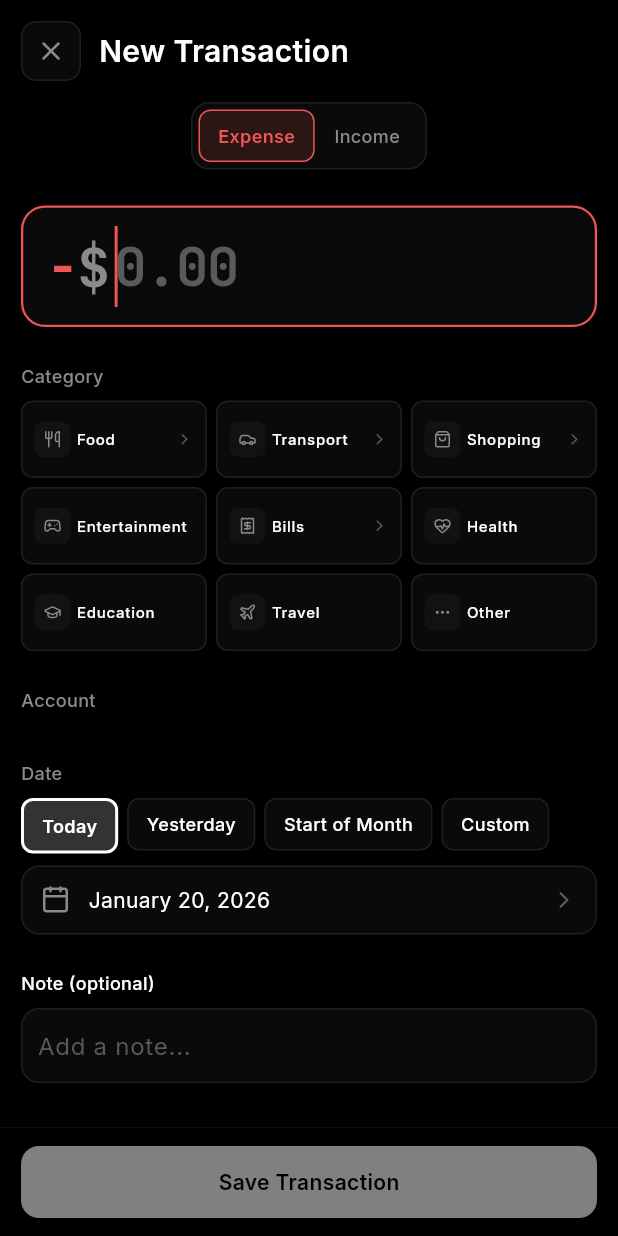
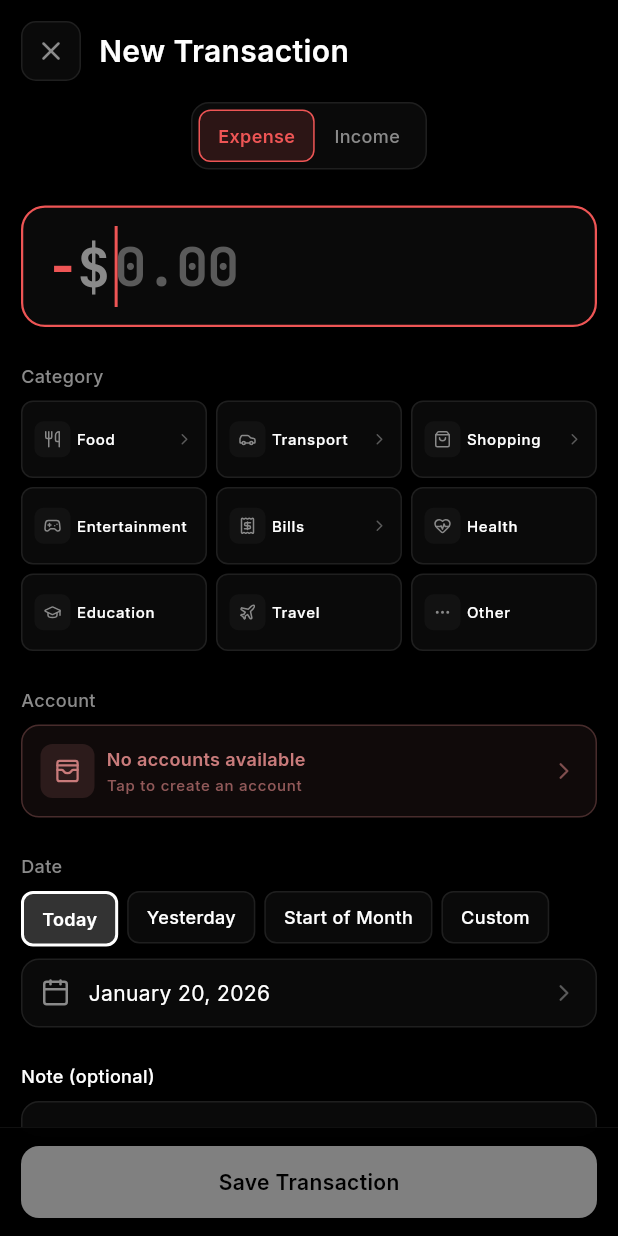
Before and after one commit to dy-sh/Cachium, a Flutter app: the TransactionFormScreen screen opened by its route, on a phone screen of 412 x 824 dp. Run offline on Flutter 3.47's test engine with Material 3 defaults, Android fonts, the phone set to English and light mode, and no system bars; our stand-ins replace drift, drift_flutter, flutter_riverpod, freezed_annotation, go_router, google_fonts and 1 more; missing offline and left inert: cryptography; accounts and stored records are empty; generated files the repository leaves out were written again.

Commit message:
transaction editor

```diff
--- a/lib/features/transactions/presentation/screens/transaction_form_screen.dart
+++ b/lib/features/transactions/presentation/screens/transaction_form_screen.dart
@@ -11,6 +11,7 @@ import '../../../../design_system/components/layout/fm_form_header.dart';
 import '../../../../design_system/components/chips/fm_toggle_chip.dart';
 import '../../../../design_system/components/inputs/fm_amount_input.dart';
 import '../../../../design_system/components/inputs/fm_text_field.dart';
+import '../../../../navigation/app_router.dart';
 import '../../../accounts/presentation/providers/accounts_provider.dart';
 import '../../../categories/presentation/providers/categories_provider.dart';
 import '../../../settings/presentation/providers/settings_provider.dart';
@@ -157,6 +158,7 @@ class _TransactionFormScreenState extends ConsumerState<TransactionFormScreen> {
                       onChanged: (id) {
                         ref.read(transactionFormProvider.notifier).setCategory(id);
                       },
+                      onCreatePressed: () => context.push(AppRoutes.categoryManagement),
                     ),
                     const SizedBox(height: AppSpacing.xxl),
 
@@ -168,6 +170,7 @@ class _TransactionFormScreenState extends ConsumerState<TransactionFormScreen> {
                       onChanged: (id) {
                         ref.read(transactionFormProvider.notifier).setAccount(id);
                       },
+                      onCreatePressed: () => context.push(AppRoutes.accountForm),
                     ),
                     const SizedBox(height: AppSpacing.xxl),
 
--- a/lib/features/transactions/presentation/widgets/account_selector.dart
+++ b/lib/features/transactions/presentation/widgets/account_selector.dart
@@ -1,5 +1,6 @@
 import 'package:flutter/material.dart';
 import 'package:flutter_riverpod/flutter_riverpod.dart';
+import 'package:lucide_icons/lucide_icons.dart';
 import '../../../../core/animations/haptic_helper.dart';
 import '../../../../core/constants/app_animations.dart';
 import '../../../../core/constants/app_colors.dart';
@@ -16,6 +17,7 @@ class AccountSelector extends ConsumerStatefulWidget {
   final String? selectedId;
   final ValueChanged<String> onChanged;
   final int initialVisibleCount;
+  final VoidCallback? onCreatePressed;
 
   const AccountSelector({
     super.key,
@@ -23,6 +25,7 @@ class AccountSelector extends ConsumerStatefulWidget {
     this.selectedId,
     required this.onChanged,
     this.initialVisibleCount = 6,
+    this.onCreatePressed,
   });
 
   @override
@@ -35,6 +38,12 @@ class _AccountSelectorState extends ConsumerState<AccountSelector> {
   @override
   Widget build(BuildContext context) {
     final intensity = ref.watch(colorIntensityProvider);
+
+    // Show empty state if no accounts available
+    if (widget.accounts.isEmpty) {
+      return _buildEmptyState();
+    }
+
     final hasMore = widget.accounts.length > widget.initialVisibleCount;
     final displayAccounts = _showAll || !hasMore
         ? widget.accounts
@@ -84,6 +93,67 @@ class _AccountSelectorState extends ConsumerState<AccountSelector> {
           ),
         ],
       ],
+    );
+  }
+
+  Widget _buildEmptyState() {
+    return GestureDetector(
+      onTap: widget.onCreatePressed,
+      child: Container(
+        padding: const EdgeInsets.all(AppSpacing.md),
+        decoration: BoxDecoration(
+          borderRadius: AppRadius.mdAll,
+          color: AppColors.expense.withOpacity(0.08),
+          border: Border.all(
+            color: AppColors.expense.withOpacity(0.3),
+            width: 1,
+          ),
+        ),
+        child: Row(
+          children: [
+            Container(
+              width: 36,
+              height: 36,
+              decoration: BoxDecoration(
+                color: AppColors.expense.withOpacity(0.15),
+                borderRadius: BorderRadius.circular(8),
+              ),
+              child: Icon(
+                LucideIcons.walletCards,
+                size: 18,
+                color: AppColors.expense,
+              ),
+            ),
+            const SizedBox(width: AppSpacing.sm),
+            Expanded(
+              child: Column(
+                crossAxisAlignment: CrossAxisAlignment.start,
+                children: [
+                  Text(
+                    'No accounts available',
+                    style: AppTypography.labelMedium.copyWith(
+                      color: AppColors.expense,
+                      fontWeight: FontWeight.w600,
+                    ),
+                  ),
+                  const SizedBox(height: 2),
+                  Text(
+                    'Tap to create an account',
+                    style: AppTypography.labelSmall.copyWith(
+                      color: AppColors.expense.withOpacity(0.7),
+                    ),
+                  ),
+                ],
+              ),
+            ),
+            Icon(
+              LucideIcons.chevronRight,
+              size: 18,
+              color: AppColors.expense.withOpacity(0.6),
+            ),
+          ],
+        ),
+      ),
     );
   }
 }
```
Also changed, not shown: lib/features/transactions/presentation/widgets/category_selector.dart (+68 -0 lines).
